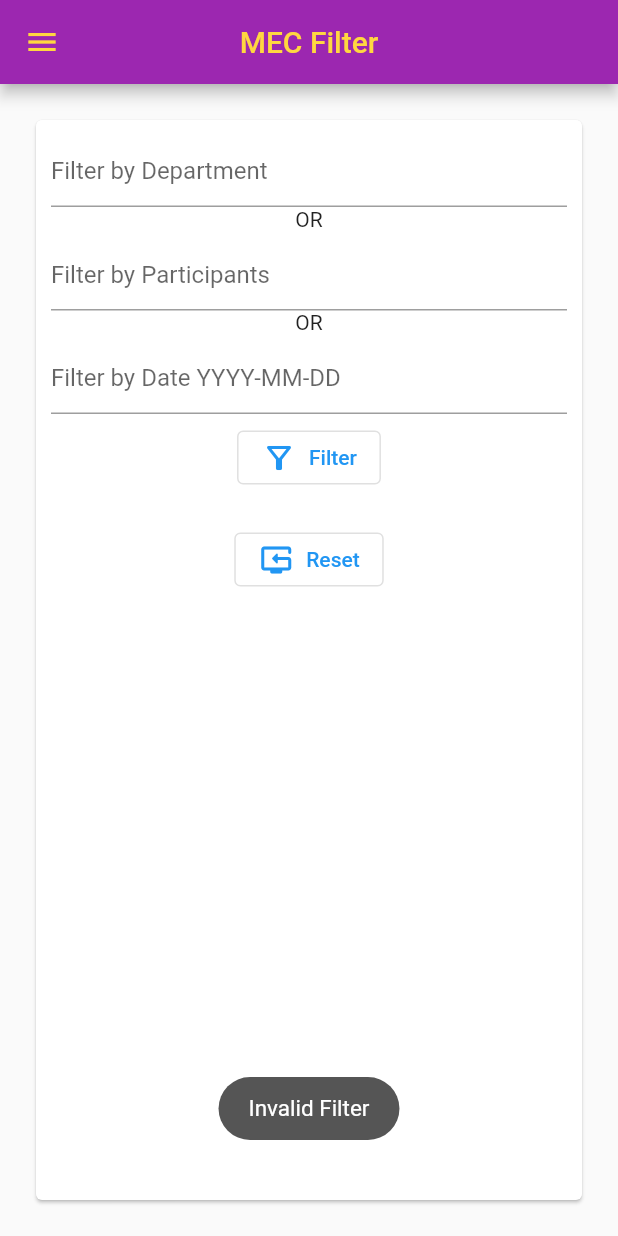
After one commit to razzaksr/MuthayammalFlutterSpace2023AI, a Flutter app: the Shortlist screen opened directly, after a tap on "Filter", on a phone screen of 412 x 824 dp. The commit adds this screen. Run offline on Flutter 3.47's test engine with Material 2 defaults, Android fonts, the phone set to English and light mode, and no system bars; our stand-ins replace cloud_firestore, firebase_core, toast; accounts and stored records are empty.

Commit message:
Flutter Firebase Shortlist Done

```diff
--- a/Flutter Firebase/mecevents/lib/EventDrawer.dart
+++ b/Flutter Firebase/mecevents/lib/EventDrawer.dart
@@ -1,6 +1,7 @@
 import 'package:flutter/material.dart';
 import 'package:mecevents/ListEverything.dart';
 import 'package:mecevents/NewEvent.dart';
+import 'package:mecevents/Shortlist.dart';
 class EventDrawer extends StatefulWidget {
   const EventDrawer({super.key});
 
@@ -40,7 +41,19 @@ class _EventDrawerState extends State<EventDrawer> {
                   builder: (context) => NewEvent(),
                 ));
               },
-            )
+            ),
+            ListTile(
+              title: Text('Shortlist Events',style: TextStyle(color: Colors.purple),),
+              leading: CircleAvatar(
+                child: Icon(Icons.filter_alt_outlined),
+              ),
+              onTap: (){
+                Navigator.pushReplacement(
+                    context, MaterialPageRoute(
+                  builder: (context) => Shortlist(),
+                ));
+              },
+            ),
           ],
         ),
       ),
--- /dev/null
+++ b/Flutter Firebase/mecevents/lib/Shortlist.dart
@@ -0,0 +1,167 @@
+import 'package:cloud_firestore/cloud_firestore.dart';
+import 'package:flutter/material.dart';
+import 'package:mecevents/EventDrawer.dart';
+import 'package:toast/toast.dart';
+class Shortlist extends StatefulWidget {
+  const Shortlist({super.key});
+
+  @override
+  State<Shortlist> createState() => _ShortlistState();
+}
+
+class _ShortlistState extends State<Shortlist> {
+  var departmentController=TextEditingController();
+  var countController=TextEditingController();
+  var dateController=TextEditingController();
+
+  var myFiltered=[];
+  bool showView=false;
+
+  final firestoreObj=FirebaseFirestore.instance;
+
+  @override
+  Widget build(BuildContext context) {
+    ToastContext().init(context);
+    return Scaffold(
+      appBar: AppBar(
+        title: Text('MEC Filter'),
+        centerTitle: true,
+        backgroundColor: Colors.purple,
+        foregroundColor: Colors.amberAccent,
+      ),
+      drawer: EventDrawer(),
+      body:Center(
+        child: Padding(
+          padding: EdgeInsets.all(12.0),
+          child: Card(
+            margin: EdgeInsets.all(12.0),
+            child: Padding(
+              padding: EdgeInsets.all(10.0),
+              child: Column(
+                mainAxisAlignment: MainAxisAlignment.start,
+                crossAxisAlignment: CrossAxisAlignment.center,
+                children: [
+                  TextField(
+                    controller: departmentController,
+                    decoration: InputDecoration(
+                      hintText: "Filter by Department"
+                    ),
+                  ),
+                  Text('OR'),
+                  SizedBox(height: 5.0,),
+                  TextField(
+                    controller: countController,
+                    decoration: InputDecoration(
+                        hintText: "Filter by Participants"
+                    ),
+                  ),
+                  Text('OR'),
+                  SizedBox(height: 5.0,),
+                  TextField(
+                    controller: dateController,
+                    decoration: InputDecoration(
+                        hintText: "Filter by Date YYYY-MM-DD"
+                    ),
+                  ),
+                  SizedBox(height: 5.0,),
+                  OutlinedButton.icon(
+                      onPressed: ()async{
+                        if(departmentController.text!=""&&
+                        countController.text==""&&dateController.text==""){
+                          // filter by department
+                          QuerySnapshot qrySnap = await firestoreObj.collection("symposium").get();
+                          var documents=qrySnap.docs;
+                          myFiltered = documents.where(
+                                  (each)=>each['event_id'].contains(departmentController.text))
+                              .toList();
+                          print(myFiltered.length);
+                          setState(() {
+                            showView=true;
+                          });
+                        }
+                        else if(departmentController.text==""&&
+                            countController.text!=""&&dateController.text==""){
+                          // filter by participants count
+                          QuerySnapshot qrySnap = await firestoreObj.collection("symposium").where(
+                            "event_participnats_count",isGreaterThanOrEqualTo: num.parse(countController.text)
+                          ).get();
+                          var documents=qrySnap.docs;
+                          documents.forEach((element) { myFiltered.add(element); });
+                          setState(() {
+                            showView=true;
+                          });
+                        }
+                        else if(departmentController.text==""&&
+                            countController.text==""&&dateController.text!=""){
+                          // filter by date
+                          QuerySnapshot qrySnap = await firestoreObj.collection("symposium").where(
+                            "event_date",isEqualTo: DateTime.parse(dateController.text)
+                          ).get();
+                          var documents=qrySnap.docs;
+                          documents.forEach((element) { myFiltered.add(element); });
+                          setState(() {
+                            showView=true;
+                          });
+                        }
+                        else{
+                          Toast.show("Invalid Filter",duration: Toast.lengthLong);
+                        }
+                      },
+                      icon: Icon(Icons.filter_alt_outlined),
+                      label: Text("Filter")
+                  ),
+                  SizedBox(height: 20.0,),
+                  OutlinedButton.icon(
+                      onPressed: (){
+                        setState(() {
+                          showView=false;
+                          myFiltered=[];
+                          departmentController.text="";
+                          dateController.text="";
+                          countController.text="";
+                        });
+                      },
+                      icon: Icon(Icons.reset_tv_rounded),
+                      label: Text("Reset")
+                  ),
+                  Visibility(
+                    visible: showView,
+                    child: ListView.builder(
+                      shrinkWrap: true,
+                      itemCount: myFiltered.length,
+                      itemBuilder: (context, index) {
+                        return Card(
+                          color: Colors.purple,
+                          margin: EdgeInsets.all(12.0),
+                          child: ListTile(
+                            onTap: (){
+
+                            },
+                            textColor: Colors.amberAccent,
+                            leading: CircleAvatar(
+                              child: Text(myFiltered[index]['event_name'][0]),
+                              radius: 20.0,
+                            ),
+                            title: Row(
+                              mainAxisAlignment: MainAxisAlignment.spaceEvenly,
+                              crossAxisAlignment: CrossAxisAlignment.center,
+                              children: [
+                                Text("Event Name: ${myFiltered[index]['event_name']}"),
+                                Text("Event Id: ${myFiltered[index]['event_id']}"),
+                                Text("Event contributors: ${myFiltered[index]['event_participnats_count'].toString()}"),
+                              ],
+                            ),
+                          ),
+                        );
+                      },
+                  ),
+                  )
+                ],
+              ),
+            ),
+          ),
+        ),
+      )
+    );
+  }
+}
```
